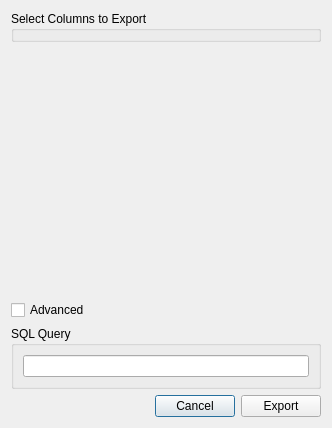
Old version of the form mosaicgui/ui/csvexportview.ui in the repository usnistgov/mosaic.
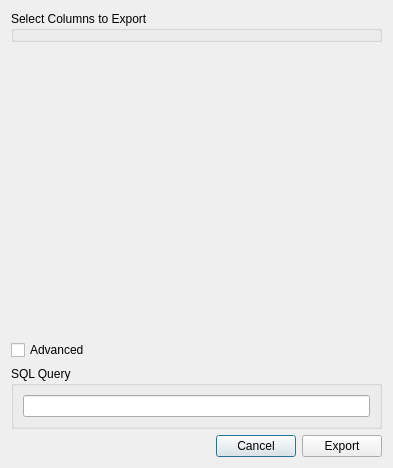
New version of the form.

Commit message: Added error messages to the CSV export dialog when an export fails.

```diff
--- a/mosaicgui/ui/csvexportview.ui
+++ b/mosaicgui/ui/csvexportview.ui
@@ -6,8 +6,8 @@
    <rect>
     <x>0</x>
     <y>0</y>
-    <width>332</width>
-    <height>428</height>
+    <width>393</width>
+    <height>468</height>
    </rect>
   </property>
   <property name="windowTitle">
@@ -56,6 +56,20 @@
        </property>
       </spacer>
      </item>
+     <item>
+      <widget class="QLabel" name="errorLabel">
+       <property name="text">
+        <string/>
+       </property>
+      </widget>
+     </item>
+     <item>
+      <widget class="QLabel" name="errorLabel_2">
+       <property name="text">
+        <string/>
+       </property>
+      </widget>
+     </item>
     </layout>
    </item>
    <item>
@@ -72,13 +86,6 @@
    </item>
    <item>
     <layout class="QHBoxLayout" name="horizontalLayout">
-     <item>
-      <widget class="QLabel" name="errorLabel">
-       <property name="text">
-        <string>  </string>
-       </property>
-      </widget>
-     </item>
      <item>
       <spacer name="horizontalSpacer">
        <property name="orientation">
```
Left out of the diff: 3 changed lines with no effect on the pictures. The commit also changes 1 other file.
